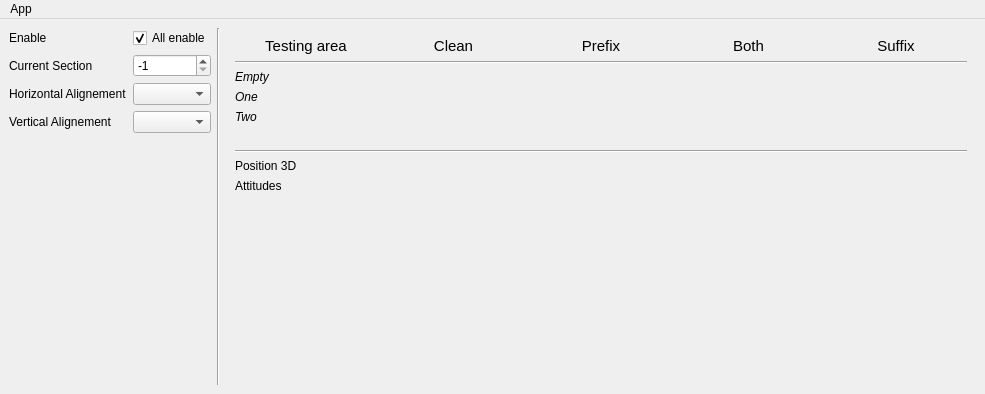
This is mainwindow.ui in VaysseB/QtMultiSpinBox as Qt 5 draws it before an edit. The edited form follows.
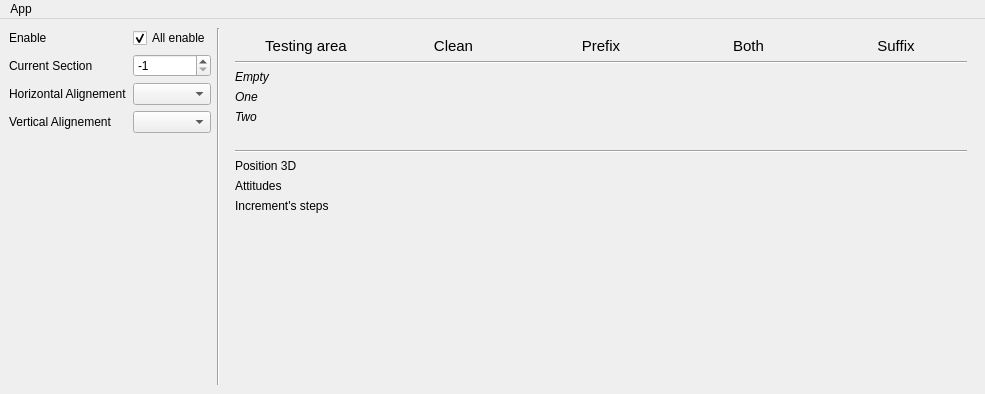
This is the edited form. Icons and pictures are not drawn. Custom widgets are drawn as their Qt base class.

Commit message: Added steps increments options (element + ui)

```diff
--- a/mainwindow.ui
+++ b/mainwindow.ui
@@ -320,6 +320,20 @@
          </item>
         </layout>
        </item>
+       <item>
+        <layout class="QHBoxLayout" name="horizontalLayout_9">
+         <item>
+          <widget class="QLabel" name="label_16">
+           <property name="text">
+            <string>Increment's steps</string>
+           </property>
+          </widget>
+         </item>
+         <item>
+          <widget class="QtMultiSpinBox" name="multispinIncr" native="true"/>
+         </item>
+        </layout>
+       </item>
        <item>
         <spacer name="verticalSpacer">
          <property name="orientation">
```
The commit also changes 4 other files.
